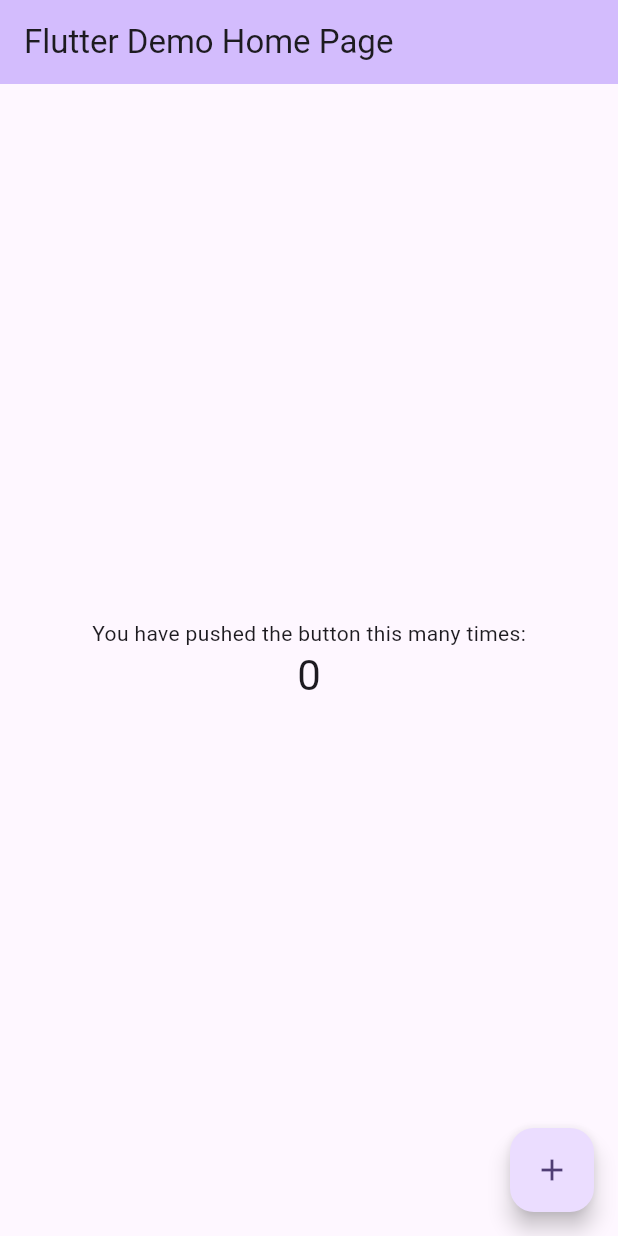
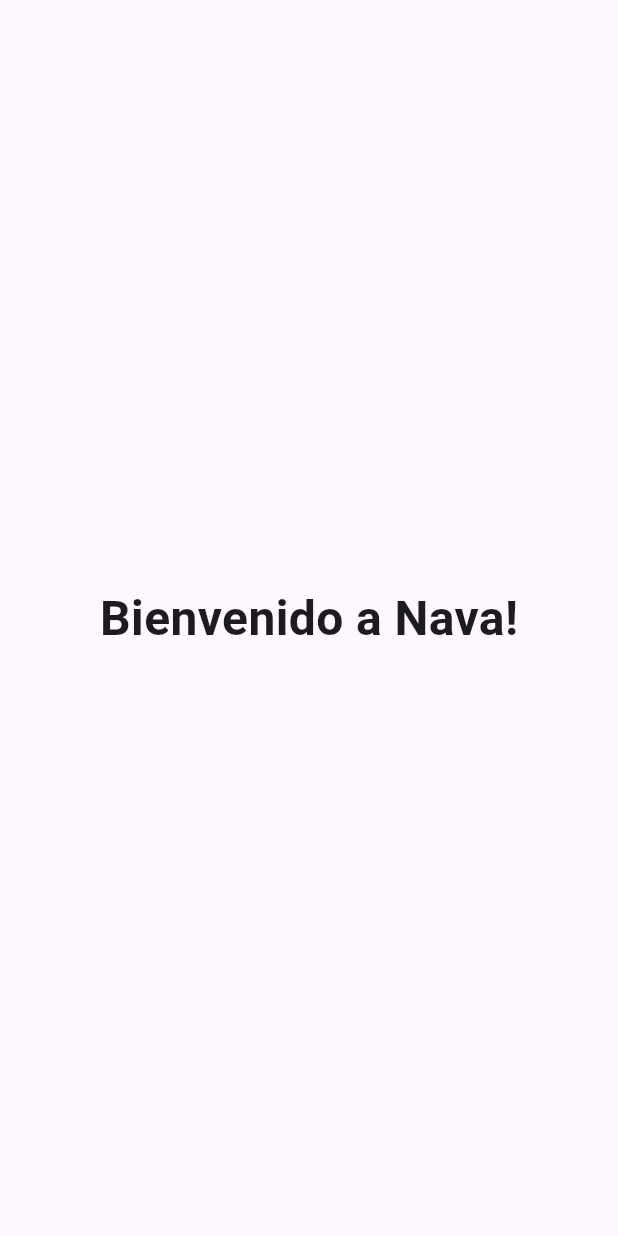
Before and after one commit to sackflorencia/Nava, a Flutter app: the screen it shows after launch, on a phone screen of 412 x 824 dp. Run offline on Flutter 3.47's test engine with Material 3 defaults, Android fonts, the light colour scheme and no system bars.

Commit message:
Agregué la estructura de carpetas

```diff
--- /dev/null
+++ b/lib/app.dart
@@ -0,0 +1,14 @@
+import 'package:flutter/material.dart';
+import 'package:nava/src/screens/account.dart';
+
+class MyApp extends StatelessWidget {
+  const MyApp({super.key});
+
+  @override
+  Widget build(BuildContext context) {
+    return MaterialApp(
+      debugShowCheckedModeBanner: false,
+      home: Account(),
+    );
+  }
+}
--- a/lib/main.dart
+++ b/lib/main.dart
@@ -1,122 +1,6 @@
 import 'package:flutter/material.dart';
+import 'app.dart';
 
-void main() {
-  runApp(const MyApp());
+void main(){
+    runApp(MyApp() );
 }
-
-class MyApp extends StatelessWidget {
-  const MyApp({super.key});
-
-  // This widget is the root of your application.
-  @override
-  Widget build(BuildContext context) {
-    return MaterialApp(
-      title: 'Flutter Demo',
-      theme: ThemeData(
-        // This is the theme of your application.
-        //
-        // TRY THIS: Try running your application with "flutter run". You'll see
-        // the application has a purple toolbar. Then, without quitting the app,
-        // try changing the seedColor in the colorScheme below to Colors.green
-        // and then invoke "hot reload" (save your changes or press the "hot
-        // reload" button in a Flutter-supported IDE, or press "r" if you used
-        // the command line to start the app).
-        //
-        // Notice that the counter didn't reset back to zero; the application
-        // state is not lost during the reload. To reset the state, use hot
-        // restart instead.
-        //
-        // This works for code too, not just values: Most code changes can be
-        // tested with just a hot reload.
-        colorScheme: .fromSeed(seedColor: Colors.deepPurple),
-      ),
-      home: const MyHomePage(title: 'Flutter Demo Home Page'),
-    );
-  }
-}
-
-class MyHomePage extends StatefulWidget {
-  const MyHomePage({super.key, required this.title});
-
-  // This widget is the home page of your application. It is stateful, meaning
-  // that it has a State object (defined below) that contains fields that affect
-  // how it looks.
-
-  // This class is the configuration for the state. It holds the values (in this
-  // case the title) provided by the parent (in this case the App widget) and
-  // used by the build method of the State. Fields in a Widget subclass are
-  // always marked "final".
-
-  final String title;
-
-  @override
-  State<MyHomePage> createState() => _MyHomePageState();
-}
-
-class _MyHomePageState extends State<MyHomePage> {
-  int _counter = 0;
-
-  void _incrementCounter() {
-    setState(() {
-      // This call to setState tells the Flutter framework that something has
-      // changed in this State, which causes it to rerun the build method below
-      // so that the display can reflect the updated values. If we changed
-      // _counter without calling setState(), then the build method would not be
-      // called again, and so nothing would appear to happen.
-      _counter++;
-    });
-  }
-
-  @override
-  Widget build(BuildContext context) {
-    // This method is rerun every time setState is called, for instance as done
-    // by the _incrementCounter method above.
-    //
-    // The Flutter framework has been optimized to make rerunning build methods
-    // fast, so that you can just rebuild anything that needs updating rather
-    // than having to individually change instances of widgets.
-    return Scaffold(
-      appBar: AppBar(
-        // TRY THIS: Try changing the color here to a specific color (to
-        // Colors.amber, perhaps?) and trigger a hot reload to see the AppBar
-        // change color while the other colors stay the same.
-        backgroundColor: Theme.of(context).colorScheme.inversePrimary,
-        // Here we take the value from the MyHomePage object that was created by
-        // the App.build method, and use it to set our appbar title.
-        title: Text(widget.title),
-      ),
-      body: Center(
-        // Center is a layout widget. It takes a single child and positions it
-        // in the middle of the parent.
-        child: Column(
-          // Column is also a layout widget. It takes a list of children and
-          // arranges them vertically. By default, it sizes itself to fit its
-          // children horizontally, and tries to be as tall as its parent.
-          //
-          // Column has various properties to control how it sizes itself and
-          // how it positions its children. Here we use mainAxisAlignment to
-          // center the children vertically; the main axis here is the vertical
-          // axis because Columns are vertical (the cross axis would be
-          // horizontal).
-          //
-          // TRY THIS: Invoke "debug painting" (choose the "Toggle Debug Paint"
-          // action in the IDE, or press "p" in the console), to see the
-          // wireframe for each widget.
-          mainAxisAlignment: .center,
-          children: [
-            const Text('You have pushed the button this many times:'),
-            Text(
-              '$_counter',
-              style: Theme.of(context).textTheme.headlineMedium,
-            ),
-          ],
-        ),
-      ),
-      floatingActionButton: FloatingActionButton(
-        onPressed: _incrementCounter,
-        tooltip: 'Increment',
-        child: const Icon(Icons.add),
-      ),
-    );
-  }
-}
--- /dev/null
+++ b/lib/src/screens/account.dart
@@ -0,0 +1,18 @@
+import 'package:flutter/material.dart';
+
+class Account extends StatelessWidget {
+  const Account({super.key});
+
+  @override
+  Widget build(BuildContext context) {
+    return Scaffold(
+      body: Center(
+        child: Text("Bienvenido a Nava!",
+        style: TextStyle(
+          fontSize: 32,
+          fontWeight: FontWeight.w700
+        ),),
+      ),
+    );
+  }
+}
```
Also changed, not shown: lib/src/theme/colors.txt (added, +9 -0 lines), 1 other file.
